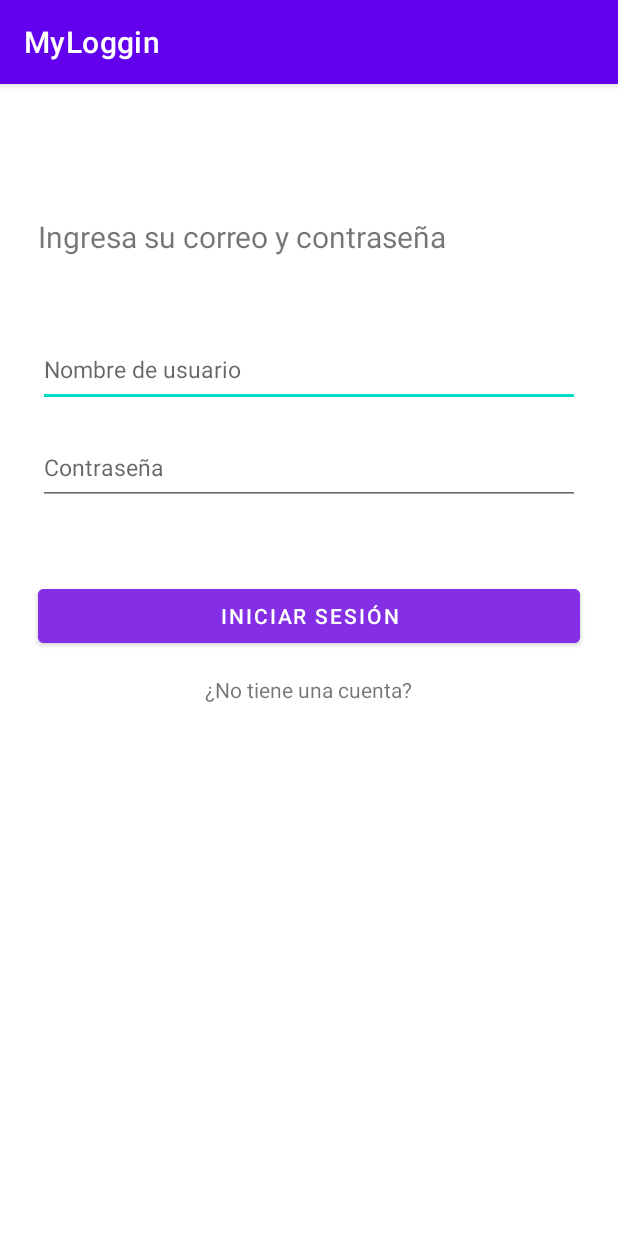
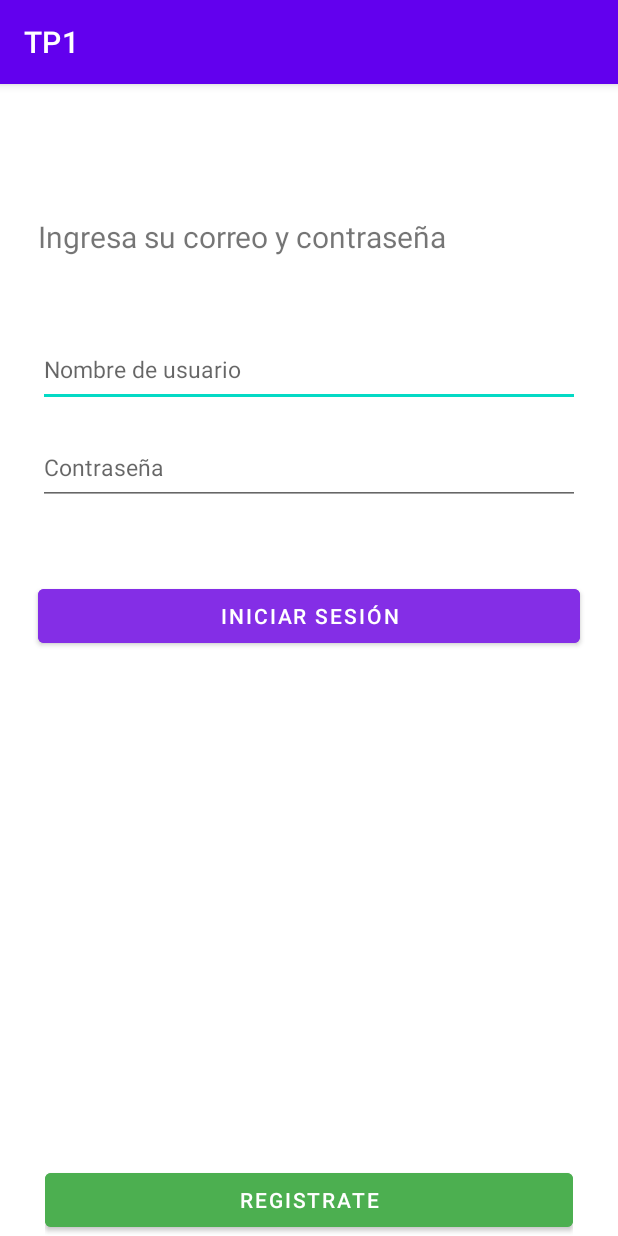
Before and after one commit to simonKoenig/AppMobile_Tp1, an Android app: the screen it shows after launch (MainActivity), on a phone screen of 412 x 824 dp. Run offline under Robolectric (Android 15) with nearby library versions, the phone set to English and light mode, and no system bars.

Commit message:
Navegacion entre Layouts

```diff
--- a/app/build.gradle
+++ b/app/build.gradle
@@ -33,7 +33,6 @@ android {
 }
 
 dependencies {
-
     implementation 'androidx.core:core-ktx:1.7.0'
     implementation 'androidx.appcompat:appcompat:1.6.1'
     implementation 'com.google.android.material:material:1.8.0'
--- a/app/src/main/res/layout/activity_main.xml
+++ b/app/src/main/res/layout/activity_main.xml
@@ -68,17 +68,29 @@
                 android:layout_marginRight="25dp"
                 android:backgroundTint="@color/btn_color"
                 android:onClick="loginFunction"
-                android:text="Iniciar sesión" />
-
-            <TextView
-                android:layout_width="wrap_content"
-                android:layout_height="wrap_content"
-                android:layout_marginLeft="25dp"
-                android:layout_marginTop="15dp"
-                android:layout_marginRight="25dp"
-                android:text="¿No tiene una cuenta?" />
+                android:text="Iniciar sesión"
+                android:textColor="#FFFFFFFF" />
 
 
+
+
+        </LinearLayout>
+
+        <LinearLayout
+            android:layout_width="match_parent"
+            android:layout_height="match_parent"
+            android:layout_marginLeft="30dp"
+            android:layout_marginRight="30dp"
+            android:gravity="bottom|center"
+            android:orientation="vertical">
+
+            <Button
+                android:layout_width="match_parent"
+                android:layout_height="wrap_content"
+                android:backgroundTint="#4CAF50"
+                android:onClick="registerButton"
+                android:text="Registrate"
+                android:textColor="#FFFFFF" />
         </LinearLayout>
     </LinearLayout>
 
--- a/app/src/main/res/values/strings.xml
+++ b/app/src/main/res/values/strings.xml
@@ -1,3 +1,3 @@
 <resources>
-    <string name="app_name">MyLoggin</string>
+    <string name="app_name">TP1</string>
 </resources>
--- a/settings.gradle
+++ b/settings.gradle
@@ -13,4 +13,4 @@ dependencyResolutionManagement {
     }
 }
 rootProject.name = "MyLoggin"
-include ':app'
+include ':app',':myloggin'
```
Also changed, not shown: app/src/main/AndroidManifest.xml (+8 -0 lines), app/src/main/java/com/example/myloggin/MainActivity.kt (+12 -5 lines), app/src/main/java/com/example/myloggin/RegisterActivity.kt (added, +17 -0 lines), app/src/main/java/com/example/myloggin/WelcomeActivity.kt (added, +11 -0 lines).
